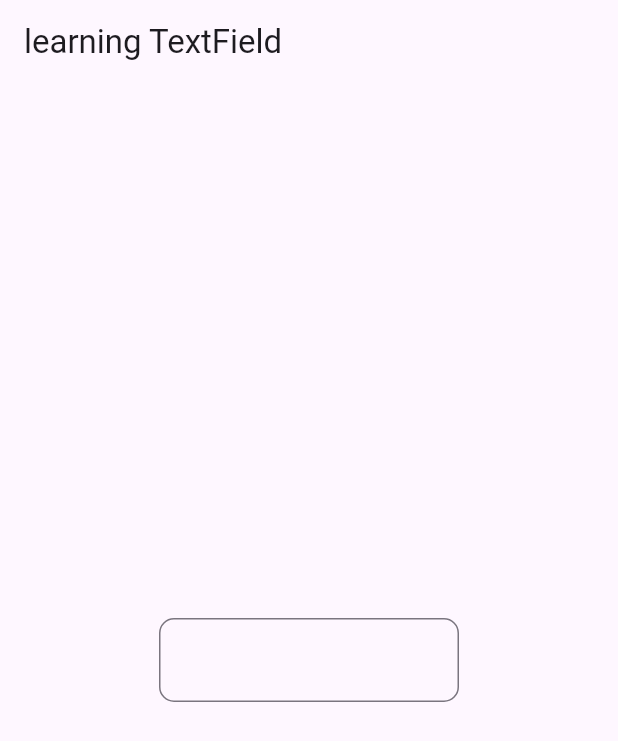
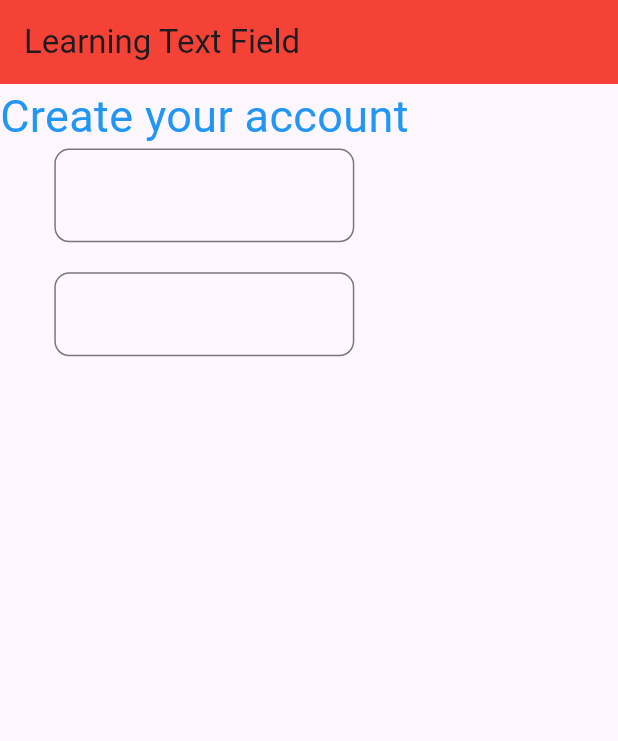
Before and after one commit to Sailesharyal/FlutterProjects, a Flutter app: the screen it shows after launch, on a phone screen of 412 x 824 dp. Shown: the top 741 px of the screen. Run offline on Flutter 3.47's test engine with Material 3 defaults, Android fonts, the phone set to English and light mode, and no system bars; our stand-ins replace hive_flutter; accounts and stored records are empty.

Commit message:
learning more about flutter

```diff
--- a/learningwidget/lib/Pages/Sampleapp.dart
+++ b/learningwidget/lib/Pages/Sampleapp.dart
@@ -1,28 +1,113 @@
-import 'dart:ui';
+import 'package:flutter/material.dart';
+// import 'dart:ui';
 
-import 'package:flutter/material.dart';
-import 'package:flutter/widgets.dart';
+// import 'package:flutter/material.dart';
+// import 'package:flutter/widgets.dart';
 
-class Sampleapp extends StatelessWidget {
-  const Sampleapp({super.key});
+// class Sampleapp extends StatelessWidget {
+//   const Sampleapp({super.key});
+
+//   @override
+//   Widget build(BuildContext context) {
+//     return Scaffold(
+//       appBar: AppBar(
+//         title: const Text("learning TextField"),
+//       ),
+//       body: Center(
+//         child: Container(
+//           width: 300,
+//           child: const Column(
+//             children: [
+//               const TextField(
+//                 decoration: InputDecoration(
+//                     border: OutlineInputBorder(
+//                         borderSide: BorderSide(color: Colors.cyan),
+//                         borderRadius: BorderRadius.all(Radius.circular(10))),
+//                     focusedBorder: OutlineInputBorder(
+//                         borderSide: BorderSide(color: Colors.blue, width: 2),
+//                         borderRadius: BorderRadius.all(Radius.circular(10))),
+//                     suffixIcon: Icon(
+//                       Icons.person,
+//                       color: Colors.blue,
+
+//                     ),
+
+//                     prefix: Text("+977")),
+//               ),
+//               SizedBox(
+//                 height: 20,
+//               ),
+//               TextField(
+//                 decoration: InputDecoration(
+//                   border: OutlineInputBorder(
+//                       borderSide: BorderSide(color: Colors.cyan),
+//                       borderRadius: BorderRadius.all(Radius.circular(10))),
+//                 ),
+//               )
+//             ],
+//           ),
+//         ),
+//       ),
+//     );
+//   }
+// }
+
+class listview extends StatelessWidget {
+  const listview({super.key});
 
   @override
   Widget build(BuildContext context) {
     return Scaffold(
       appBar: AppBar(
-        title: const Text("learning TextField"),
+        title: const Text("Learning Text Field"),
+        backgroundColor: Colors.red,
       ),
-      body: Center(
-        child: Container(
-          width: 200,
-          child: const TextField(
-            decoration: InputDecoration(
-              border: OutlineInputBorder(
-                  borderSide: BorderSide(color: Colors.cyan),
-                  borderRadius: BorderRadius.all(Radius.circular(10))),
+      body: Column(
+        children: [
+          const Text(
+            "Create your account",
+            style: TextStyle(
+              color: Colors.blue,
+              fontStyle: FontStyle.normal,
+              fontSize: 30,
             ),
           ),
-        ),
+          Container(
+            width: 200,
+            alignment: Alignment.centerLeft,
+            child: Column(
+              children: [
+                TextField(
+                  decoration: InputDecoration(
+                      border: OutlineInputBorder(
+                        borderRadius: BorderRadius.circular(10),
+                        borderSide: BorderSide(color: Colors.pink),
+                      ),
+                      focusedBorder: OutlineInputBorder(
+                          borderRadius: BorderRadius.circular(10),
+                          borderSide: const BorderSide(
+                              color: Colors.blueGrey, width: 2)),
+                      prefix: const Icon(Icons.person)),
+                ),
+                const SizedBox(
+                  height: 20,
+                ),
+                TextField(
+                    decoration: InputDecoration(
+                        border: OutlineInputBorder(
+                          borderRadius: BorderRadius.circular(10),
+                          borderSide:
+                              const BorderSide(color: Colors.pink, width: 2),
+                        ),
+                        focusedBorder: OutlineInputBorder(
+                          borderRadius: BorderRadius.circular(10),
+                          borderSide:
+                              const BorderSide(color: Colors.orange, width: 2),
+                        ))),
+              ],
+            ),
+          ),
+        ],
       ),
     );
   }
--- a/learningwidget/lib/main.dart
+++ b/learningwidget/lib/main.dart
@@ -23,7 +23,7 @@ class MyApp extends StatelessWidget {
         colorScheme: ColorScheme.fromSeed(seedColor: Colors.deepPurple),
         useMaterial3: true,
       ),
-      home: const Sampleapp(),
+      home: const listview(),
     );
   }
 }
```
